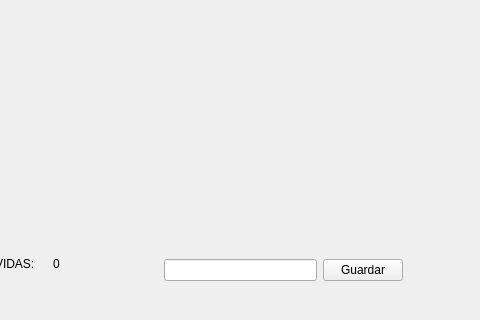
Qt form KYLLERFLYER/mainwindow.ui (diegodiaz2/Proyecto-Final) before a commit; both pictures show x 146 to 626 and y 395 to 715 of the 1000 by 715 pixel window.
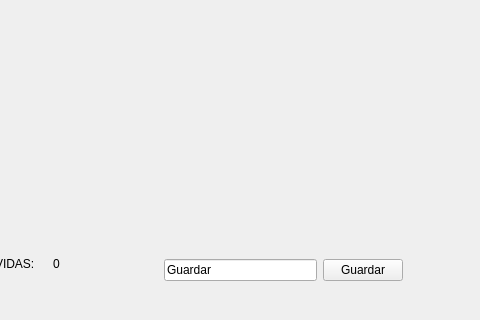
The same form after that commit.

```diff
--- a/KYLLERFLYER/mainwindow.ui
+++ b/KYLLERFLYER/mainwindow.ui
@@ -65,7 +65,11 @@
     </property>
     <layout class="QHBoxLayout" name="horizontalLayout_2">
      <item>
-      <widget class="QLineEdit" name="lineEdit"/>
+      <widget class="QLineEdit" name="lineEdit">
+       <property name="text">
+        <string>Guardar</string>
+       </property>
+      </widget>
      </item>
      <item>
       <widget class="QPushButton" name="pushButton">
```
